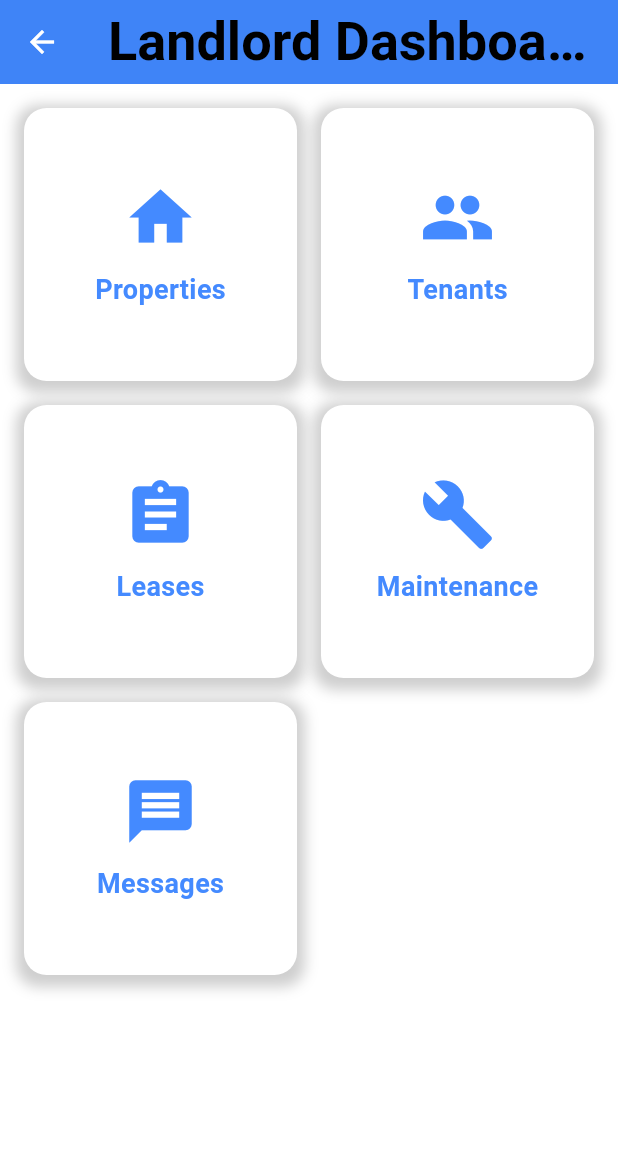
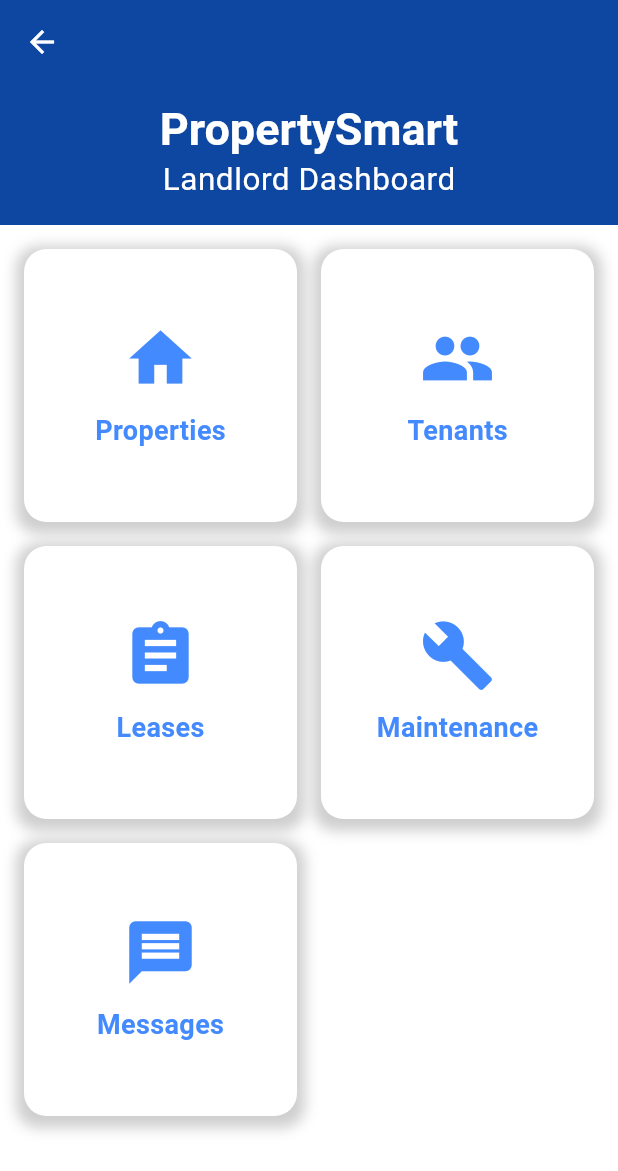
Before and after one commit to Ggayi-Edward/Property_management_application, a Flutter app: the LandlordDashboard screen opened by its route, on a phone screen of 412 x 824 dp. Shown: the top 1171 px of the screen. Run offline on Flutter 3.47's test engine with Material 3 defaults, Android fonts, the light colour scheme and no system bars; our stand-ins replace carousel_slider, cloud_firestore, firebase_auth, firebase_core, firebase_messaging, firebase_storage and 7 more; missing offline and left inert: flutterwave_standard; accounts and stored records are empty; project files that could hold a hidden picture were left out.

Commit message:
landlord dashboard

```diff
--- a/lib/screenslandlord/landlord_dashboard.dart
+++ b/lib/screenslandlord/landlord_dashboard.dart
@@ -1,34 +1,80 @@
 import 'package:flutter/material.dart';
 import 'package:propertysmart2/export/file_exports.dart';
-
 
 class LandlordDashboard extends StatelessWidget {
   @override
   Widget build(BuildContext context) {
     return Scaffold(
-      appBar: AppBar(
-        title: Text('Landlord Dashboard'),
-        backgroundColor: Colors.blueAccent,
+      body: CustomScrollView(
+        slivers: [
+          SliverAppBar(
+            expandedHeight: 150.0,
+            pinned: true,
+            flexibleSpace: LayoutBuilder(
+              builder: (BuildContext context, BoxConstraints constraints) {
+                var isCollapsed = constraints.maxHeight <= kToolbarHeight + 20;
+                return FlexibleSpaceBar(
+                  centerTitle: true,
+                  title: Column(
+                    mainAxisAlignment: MainAxisAlignment.end,
+                    children: [
+                      Text(
+                        'PropertySmart',
+                        style: Theme.of(context).textTheme.titleLarge?.copyWith(
+                              fontSize: 20,
+                              color: Colors.white,
+                              fontWeight: FontWeight.bold,
                             ),
-      body: Padding(
+                        overflow: TextOverflow.ellipsis,
+                      ),
+                      if (!isCollapsed)
+                        Text(
+                          'Landlord Dashboard',
+                          style:
+                              Theme.of(context).textTheme.bodyMedium?.copyWith(
+                                    fontSize: 14,
+                                    color: Colors.white,
+                                  ),
+                          overflow: TextOverflow.ellipsis,
+                        ),
+                    ],
+                  ),
+                  background: Container(
+                    decoration: const BoxDecoration(
+                      color: Color(0xFF0D47A1),
+                    ),
+                  ),
+                );
+              },
+            ),
+          ),
+          SliverPadding(
             padding: const EdgeInsets.all(16.0),
-        child: GridView.count(
+            sliver: SliverGrid.count(
               crossAxisCount: 2,
               crossAxisSpacing: 16.0,
               mainAxisSpacing: 16.0,
               children: [
-            _buildDashboardItem(context, Icons.home, 'Properties', PropertyListingsPage()),
-            _buildDashboardItem(context, Icons.people, 'Tenants', TenantManagementPage()),
-            _buildDashboardItem(context, Icons.assignment, 'Leases', LeaseAgreementsPage()),
-            _buildDashboardItem(context, Icons.build, 'Maintenance', MaintenanceRequestsPage()),
-            _buildDashboardItem(context, Icons.message, 'Messages', MessagingPage()),
+                _buildDashboardItem(
+                    context, Icons.home, 'Properties', PropertyListingsPage()),
+                _buildDashboardItem(
+                    context, Icons.people, 'Tenants', TenantManagementPage()),
+                _buildDashboardItem(
+                    context, Icons.assignment, 'Leases', LeaseAgreementsPage()),
+                _buildDashboardItem(context, Icons.build, 'Maintenance',
+                    MaintenanceRequestsPage()),
+                _buildDashboardItem(
+                    context, Icons.message, 'Messages', MessagingPage()),
               ],
             ),
+          ),
+        ],
       ),
     );
   }
 
-  Widget _buildDashboardItem(BuildContext context, IconData icon, String title, Widget page) {
+  Widget _buildDashboardItem(
+      BuildContext context, IconData icon, String title, Widget page) {
     return GestureDetector(
       onTap: () {
         Navigator.push(
```
Lines whose indentation alone changed are shown as unchanged.
